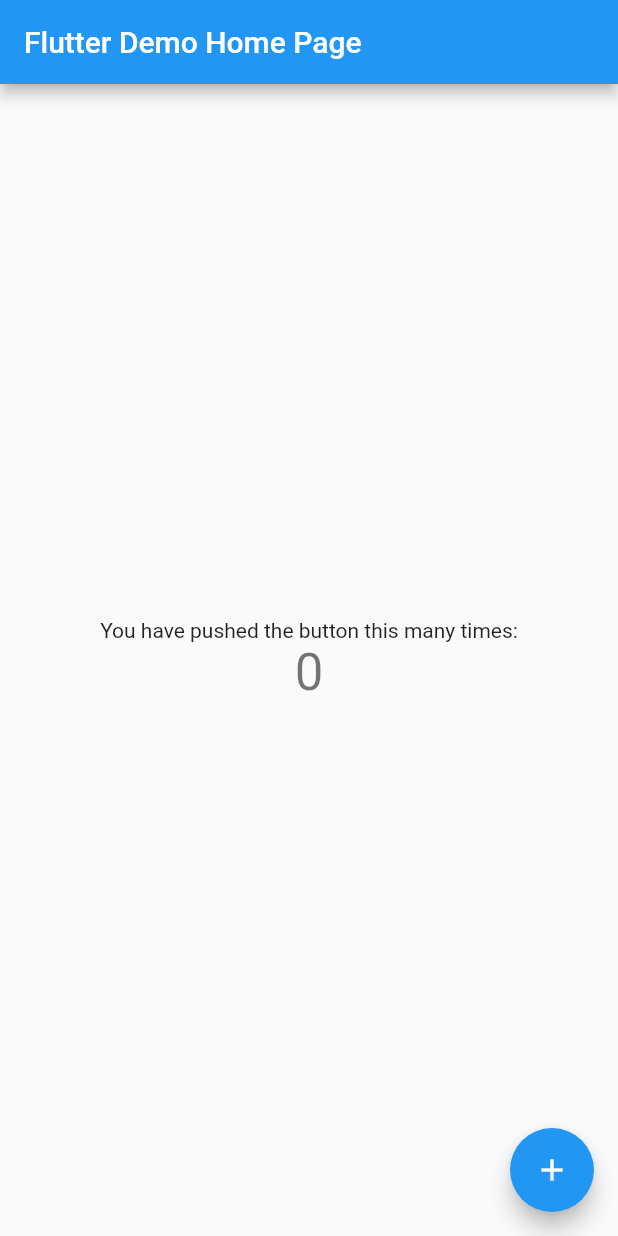
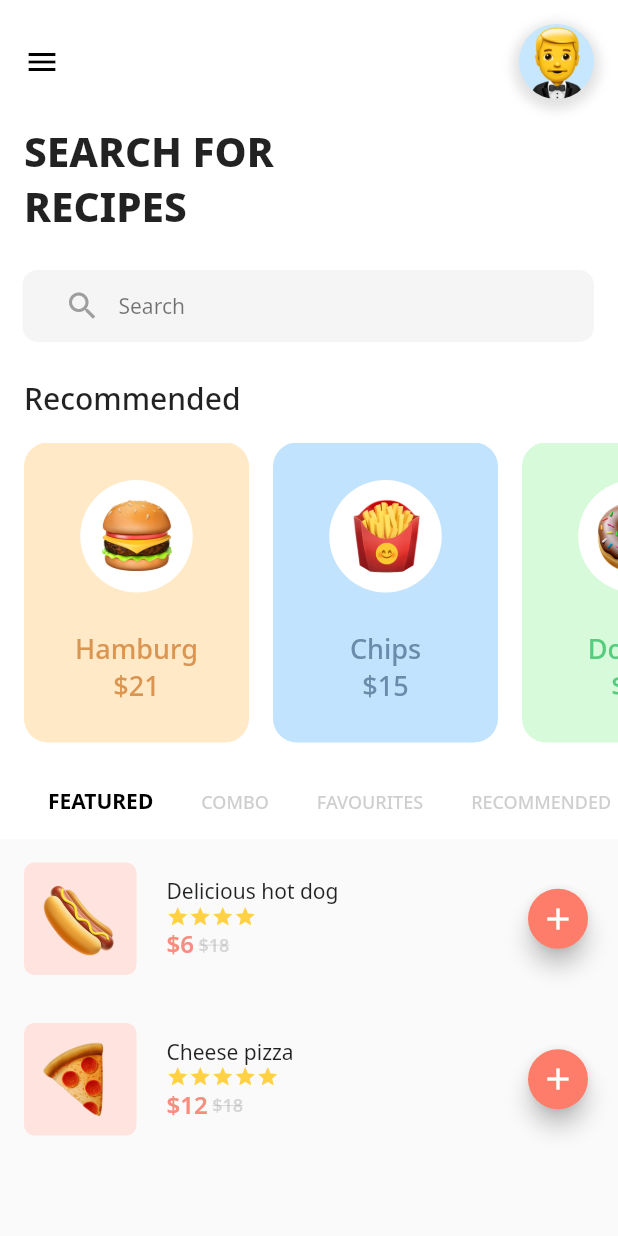
Before and after one commit to Omeiza17/emoji_food, a Flutter app: the screen it shows after launch, on a phone screen of 412 x 824 dp. Run offline on Flutter 3.47's test engine with Material 2 defaults, Android fonts, the phone set to English and light mode, and no system bars; drawn by our look-alikes of smooth_star_rating; our stand-ins replace google_fonts.

Commit message:
First page done

```diff
--- a/lib/main.dart
+++ b/lib/main.dart
@@ -1,66 +1,6 @@
+import 'package:emoji_food/presentation/app_widget.dart';
 import 'package:flutter/material.dart';
 
 void main() {
-  runApp(MyApp());
+  runApp(AppWidget());
 }
-
-class MyApp extends StatelessWidget {
-  @override
-  Widget build(BuildContext context) {
-    return MaterialApp(
-      title: 'Flutter Demo',
-      theme: ThemeData(
-        primarySwatch: Colors.blue,
-        visualDensity: VisualDensity.adaptivePlatformDensity,
-      ),
-      home: MyHomePage(title: 'Flutter Demo Home Page'),
-    );
-  }
-}
-
-class MyHomePage extends StatefulWidget {
-  MyHomePage({Key key, this.title}) : super(key: key);
-
-  final String title;
-
-  @override
-  _MyHomePageState createState() => _MyHomePageState();
-}
-
-class _MyHomePageState extends State<MyHomePage> {
-  int _counter = 0;
-
-  void _incrementCounter() {
-    setState(() {
-      _counter++;
-    });
-  }
-
-  @override
-  Widget build(BuildContext context) {
-    return Scaffold(
-      appBar: AppBar(
-        title: Text(widget.title),
-      ),
-      body: Center(
-        child: Column(
-          mainAxisAlignment: MainAxisAlignment.center,
-          children: <Widget>[
-            Text(
-              'You have pushed the button this many times:',
-            ),
-            Text(
-              '$_counter',
-              style: Theme.of(context).textTheme.headline4,
-            ),
-          ],
-        ),
-      ),
-      floatingActionButton: FloatingActionButton(
-        onPressed: _incrementCounter,
-        tooltip: 'Increment',
-        child: Icon(Icons.add),
-      ),
-    );
-  }
-}
--- /dev/null
+++ b/lib/presentation/app_widget.dart
@@ -0,0 +1,21 @@
+import 'package:emoji_food/presentation/home_page.dart';
+import 'package:flutter/material.dart';
+import 'package:google_fonts/google_fonts.dart';
+
+class AppWidget extends StatelessWidget {
+  const AppWidget({Key key});
+
+  @override
+  Widget build(BuildContext context) {
+    return MaterialApp(
+      title: 'Emoji Food Ordering App',
+      debugShowCheckedModeBanner: false,
+      theme: ThemeData(
+        primaryColor: Colors.white,
+        visualDensity: VisualDensity.adaptivePlatformDensity,
+        textTheme: GoogleFonts.notoSansTextTheme(),
+      ),
+      home: HomePage(),
+    );
+  }
+}
--- /dev/null
+++ b/lib/presentation/food_tab.dart
@@ -0,0 +1,103 @@
+import 'package:flutter/material.dart';
+import 'package:flutter/widgets.dart';
+import 'package:smooth_star_rating/smooth_star_rating.dart';
+
+class FoodTab extends StatefulWidget {
+  @override
+  _FoodTabState createState() => _FoodTabState();
+}
+
+class _FoodTabState extends State<FoodTab> {
+  @override
+  Widget build(BuildContext context) {
+    return Scaffold(
+      body: ListView(
+        children: <Widget>[
+          _buildListItem('Delicious hot dog', 4.0, '6', 'assets/hotdog.png'),
+          _buildListItem('Cheese pizza', 5.0, '12', 'assets/pizza.png'),
+        ],
+      ),
+    );
+  }
+
+  _buildListItem(
+    String foodName,
+    double rating,
+    String price,
+    String imgPath,
+  ) {
+    return Padding(
+      padding: EdgeInsets.all(16.0),
+      child: Row(
+        mainAxisAlignment: MainAxisAlignment.spaceBetween,
+        children: <Widget>[
+          Container(
+            width: 210.0,
+            child: Row(
+              children: <Widget>[
+                Container(
+                  height: 75.0,
+                  width: 75.0,
+                  decoration: BoxDecoration(
+                    borderRadius: BorderRadius.circular(7.0),
+                    color: Color(0xFFFFE3DF),
+                  ),
+                  child: Center(
+                    child: Image.asset(imgPath, height: 50.0, width: 50.0),
+                  ),
+                ),
+                SizedBox(width: 20.0),
+                Column(
+                  crossAxisAlignment: CrossAxisAlignment.start,
+                  children: <Widget>[
+                    Text(
+                      '$foodName',
+                      style: Theme.of(context).textTheme.bodyText2,
+                    ),
+                    SmoothStarRating(
+                        allowHalfRating: false,
+                        onRated: (v) {},
+                        starCount: rating.toInt(),
+                        rating: rating,
+                        color: Color(0xFFFFD143),
+                        borderColor: Color(0xFFFFD143),
+                        size: 15.0,
+                        spacing: 0.0),
+                    Row(
+                      children: <Widget>[
+                        Text(
+                          '\$$price',
+                          style: Theme.of(context).textTheme.subtitle1.copyWith(
+                              color: Color(0xFFF68D7F),
+                              fontWeight: FontWeight.w600),
+                        ),
+                        SizedBox(width: 3.0),
+                        Text(
+                          '\$18',
+                          style: Theme.of(context).textTheme.caption.copyWith(
+                                color: Colors.grey.withOpacity(0.4),
+                                decoration: TextDecoration.lineThrough,
+                                fontWeight: FontWeight.w600,
+                              ),
+                        )
+                      ],
+                    ),
+                  ],
+                ),
+              ],
+            ),
+          ),
+          FloatingActionButton(
+            heroTag: foodName,
+            mini: true,
+            onPressed: () {},
+            child: Center(
+              child: Icon(Icons.add, color: Colors.white),
+            ),
+            backgroundColor: Color(0xFFFE7D6A),
+          ),
+        ],
+      ),
+    );
+  }
+}
--- /dev/null
+++ b/lib/presentation/home_page.dart
@@ -0,0 +1,244 @@
+import 'package:emoji_food/presentation/food_tab.dart';
+import 'package:flutter/material.dart';
+import 'package:flutter/widgets.dart';
+
+class HomePage extends StatefulWidget {
+  @override
+  _HomePageState createState() => _HomePageState();
+}
+
+class _HomePageState extends State<HomePage>
+    with SingleTickerProviderStateMixin {
+  TabController _tabController;
+
+  @override
+  Widget build(BuildContext context) {
+    return Scaffold(
+      backgroundColor: Colors.white,
+      body: ListView(
+        children: <Widget>[
+          Padding(
+            padding: EdgeInsets.all(16.0),
+            child: Row(
+              mainAxisAlignment: MainAxisAlignment.spaceBetween,
+              children: <Widget>[
+                Icon(Icons.menu, color: Colors.black),
+                Container(
+                  height: 50.0,
+                  width: 50.0,
+                  decoration: BoxDecoration(
+                    boxShadow: [
+                      BoxShadow(
+                        color: Colors.grey.withOpacity(0.3),
+                        blurRadius: 6.0,
+                        spreadRadius: 4.0,
+                        offset: Offset(0.0, 3.0),
+                      ),
+                    ],
+                    color: Color(0xFFC6E7FE),
+                    shape: BoxShape.circle,
+                    image: DecorationImage(
+                      image: AssetImage('assets/tuxedo.png'),
+                      fit: BoxFit.contain,
+                    ),
+                  ),
+                )
+              ],
+            ),
+          ),
+          Padding(
+            padding: EdgeInsets.only(left: 16.0),
+            child: Text(
+              'SEARCH FOR',
+              style: Theme.of(context)
+                  .textTheme
+                  .headline5
+                  .copyWith(fontSize: 27.0, fontWeight: FontWeight.w800),
+            ),
+          ),
+          Padding(
+            padding: EdgeInsets.only(left: 16.0),
+            child: Text(
+              'RECIPES',
+              style: Theme.of(context)
+                  .textTheme
+                  .headline5
+                  .copyWith(fontSize: 27.0, fontWeight: FontWeight.w800),
+            ),
+          ),
+          SizedBox(height: 24.0),
+          Padding(
+            padding: EdgeInsets.only(left: 15.0, right: 16.0),
+            child: Container(
+              padding: EdgeInsets.only(left: 16.0),
+              decoration: BoxDecoration(
+                color: Colors.grey.withOpacity(0.1),
+                borderRadius: BorderRadius.circular(10.0),
+              ),
+              child: TextField(
+                decoration: InputDecoration(
+                  hintText: 'Search',
+                  hintStyle: Theme.of(context).textTheme.bodyText2.copyWith(
+                        color: Colors.black54,
+                      ),
+                  border: InputBorder.none,
+                  fillColor: Colors.grey.withOpacity(0.5),
+                  prefixIcon: Icon(
+                    Icons.search,
+                    color: Colors.grey,
+                  ),
+                ),
+              ),
+            ),
+          ),
+          SizedBox(height: 24.0),
+          Padding(
+            padding: EdgeInsets.only(left: 16.0),
+            child: Text(
+              'Recommended',
+              style: Theme.of(context).textTheme.headline6,
+            ),
+          ),
+          SizedBox(height: 16.0),
+          Container(
+            height: 200.0,
+            child: ListView(
+              scrollDirection: Axis.horizontal,
+              children: <Widget>[
+                _buildListItem(
+                  'Hamburg',
+                  'assets/burger.png',
+                  '21',
+                  Color(0xFFFFE9C6),
+                  Color(0xFFDA9551),
+                ),
+                _buildListItem(
+                  'Chips',
+                  'assets/fries.png',
+                  '15',
+                  Color(0xFFC2E3FE),
+                  Color(0xFF6A8CAA),
+                ),
+                _buildListItem(
+                  'Donuts',
+                  'assets/doughnut.png',
+                  '15',
+                  Color(0xFFD7FADA),
+                  Color(0xFF56CC7E),
+                ),
+              ],
+            ),
+          ),
+          SizedBox(height: 16.0),
+          Padding(
+            padding: EdgeInsets.only(left: 16.0),
+            child: TabBar(
+              controller: _tabController,
+              isScrollable: true,
+              indicatorColor: Colors.transparent,
+              labelColor: Colors.black,
+              unselectedLabelColor: Colors.grey.withOpacity(.5),
+              labelStyle: Theme.of(context)
+                  .textTheme
+                  .bodyText1
+                  .copyWith(fontWeight: FontWeight.w700),
+              unselectedLabelStyle: Theme.of(context)
+                  .textTheme
+                  .bodyText2
+                  .copyWith(fontWeight: FontWeight.w500, fontSize: 12.0),
+              tabs: <Widget>[
+                Tab(child: Text('FEATURED')),
+                Tab(child: Text('COMBO')),
+                Tab(child: Text('FAVOURITES')),
+                Tab(child: Text('RECOMMENDED')),
+              ],
+            ),
+          ),
+          Container(
+            height: MediaQuery.of(context).size.height - 450.0,
+            child: TabBarView(
+              controller: _tabController,
+              children: [
+                FoodTab(),
+                FoodTab(),
+                FoodTab(),
+                FoodTab(),
+              ],
+            ),
+          )
+        ],
+      ),
+    );
+  }
+
+  _buildListItem(
+    String foodName,
+    String imgPath,
+    String price,
+    Color bgColor,
+    Color textColor,
+  ) {
+    return Padding(
+      padding: EdgeInsets.only(left: 16.0),
+      child: InkWell(
+        onTap: () {
+          print('$foodName');
+        },
+        child: Container(
+          height: 175.0,
+          width: 150.0,
+          decoration: BoxDecoration(
+            borderRadius: BorderRadius.circular(16.0),
+            color: bgColor,
+          ),
+          child: Column(
+            mainAxisAlignment: MainAxisAlignment.center,
+            children: <Widget>[
+              Hero(
+                tag: foodName,
+                child: Container(
+                  height: 75.0,
+                  width: 75.0,
+                  decoration: BoxDecoration(
+                    color: Colors.white,
+                    shape: BoxShape.circle,
+                  ),
+                  child: Center(
+                    child: Image.asset(
+                      imgPath,
+                      height: 50.0,
+                      width: 50.0,
+                    ),
+                  ),
+                ),
+              ),
+              SizedBox(height: 25.0),
+              Text(
+                '$foodName',
+                style: Theme.of(context)
+                    .textTheme
+                    .bodyText1
+                    .copyWith(color: textColor, fontSize: 18.0),
+              ),
+              Text(
+                '\$$price',
+                style: Theme.of(context)
+                    .textTheme
+                    .bodyText1
+                    .copyWith(color: textColor, fontSize: 18.0),
+              ),
+            ],
+          ),
+        ),
+      ),
+    );
+  }
+
+  @override
+  void initState() {
+    super.initState();
+    this._tabController = TabController(length: 4, vsync: this);
+  }
+}
+
+// Lat stop : https://youtu.be/A1ski_fjSlY?list=PLogA2UbVIt0rcc9oJvfxEsuDrXR3ZXolB&t=1042
--- a/pubspec.yaml
+++ b/pubspec.yaml
@@ -12,10 +12,14 @@ dependencies:
   flutter:
     sdk: flutter
   cupertino_icons: ^0.1.3
+  google_fonts: ^1.1.0
+  smooth_star_rating: ^1.1.1
 
 dev_dependencies:
   flutter_test:
     sdk: flutter
 
 flutter:
+  assets:
+    - assets/
   uses-material-design: true
```
Also changed, not shown: assets/burger.png (added), assets/cheese.png (added), assets/doughnut.png (added), assets/fries.png (added), assets/hotdog.png (added), assets/pizza.png (added), assets/popcorn.png (added), assets/sandwich.png (added), assets/taco.png (added), assets/tuxedo.png (added), pubspec.lock, 6 other files.
